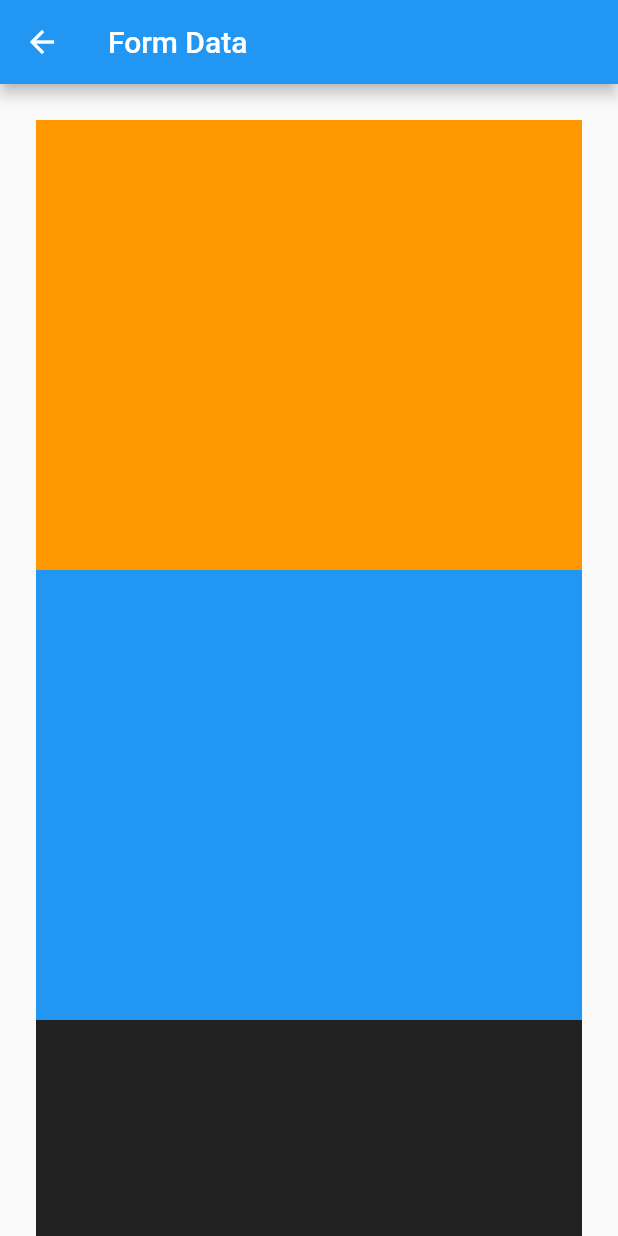
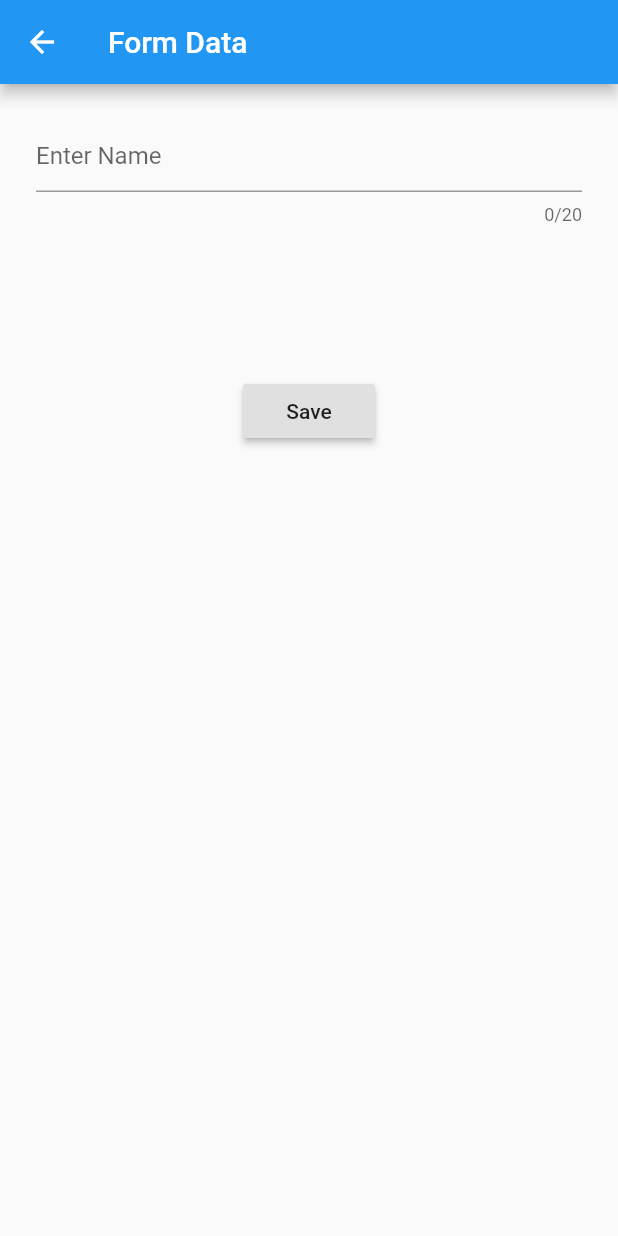
Before and after one commit to ishanEPR/Flutter-Practice, a Flutter app: the new_form screen opened directly, on a phone screen of 412 x 824 dp. Run offline on Flutter 3.47's test engine with Material 2 defaults, Android fonts, the phone set to English and light mode, and no system bars.

Commit message:
add form widget onsave,create key...

```diff
--- a/lib/screens/new_form.dart
+++ b/lib/screens/new_form.dart
@@ -7,6 +7,8 @@ class new_form extends StatefulWidget {
 }
 
 class _new_formState extends State<new_form> {
+  final GlobalKey<FormState> form_key=GlobalKey<FormState>();
+  String _name;
   @override
   Widget build(BuildContext context) {
     return Scaffold(
@@ -14,21 +16,45 @@ class _new_formState extends State<new_form> {
         title: Text('Form Data'),
       ),
       body: SingleChildScrollView(
+
+        child: Form(
+          key: form_key,
           child: Container(
             margin: const EdgeInsets.all(24.0),
             child: Column(
               children: [
-              Container(
-                color: Colors.orange,
-                height: 300.0,
+              TextFormField(
+
+                maxLength: 20,
+                decoration: InputDecoration(
+                  hintText: "Enter Name",
+                ),
+                validator: (text){
+                  if(text.isEmpty){
+                    return "Name can't empty";
+                  }
+                  return null;
+                },
+                onSaved: (text){
+                  _name=text;
+
+                },
+              ),
+                SizedBox(
+                  height: 100.0,
                 ),
                 Container(
-                color: Colors.blue,
-                height: 300.0,
+                  child: RaisedButton(
+                    child: Text('Save'),
+                    onPressed: (){
+                      if(form_key.currentState.validate())
+                        {
+                          form_key.currentState.save();
+                          print(_name);
+                        }
+
+                    },
                   ),
-              Container(
-                color: Colors.black87,
-                height: 300.0,
                 ),
 
               ],
@@ -36,6 +62,7 @@ class _new_formState extends State<new_form> {
 
           ),
         ),
+      ),
     );
   }
 }
```
Lines whose indentation alone changed are shown as unchanged.
